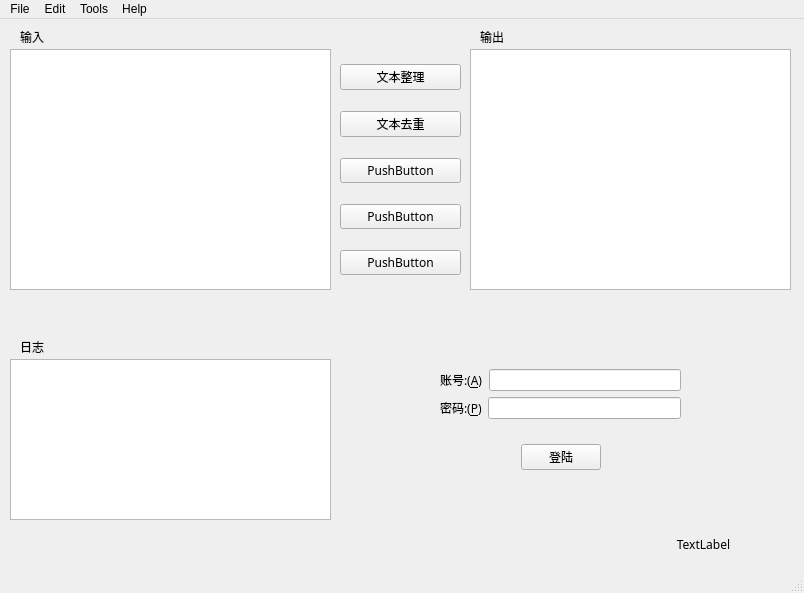
First picture: the form in ui/demo.ui, repository shihao-hub/files_library, before the edit.
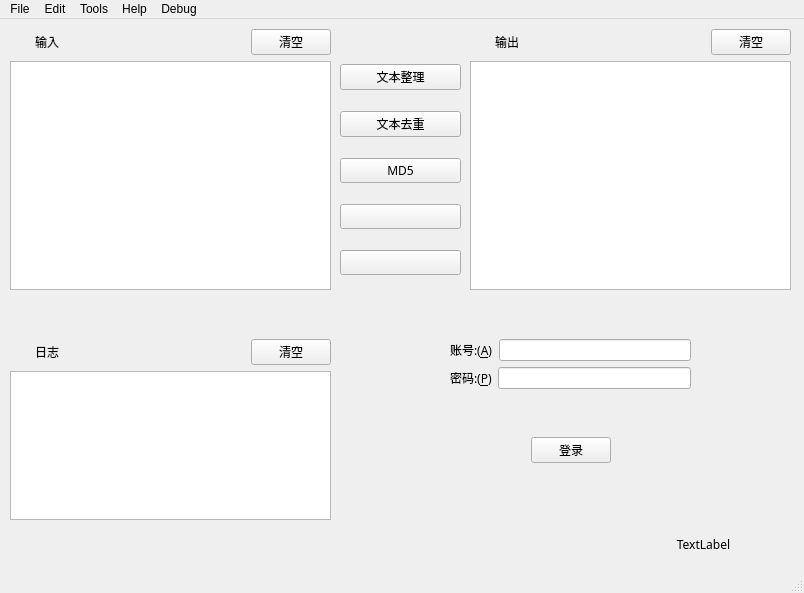
Second picture: the form after the edit.

The edit to the form file:
```diff
--- a/ui/demo.ui
+++ b/ui/demo.ui
@@ -59,7 +59,7 @@
         </font>
        </property>
        <property name="text">
-        <string>PushButton</string>
+        <string>MD5</string>
        </property>
       </widget>
      </item>
@@ -71,7 +71,7 @@
         </font>
        </property>
        <property name="text">
-        <string>PushButton</string>
+        <string/>
        </property>
       </widget>
      </item>
@@ -83,42 +83,12 @@
         </font>
        </property>
        <property name="text">
-        <string>PushButton</string>
+        <string/>
        </property>
       </widget>
      </item>
     </layout>
    </widget>
-   <widget class="QPlainTextEdit" name="plainTextEdit">
-    <property name="geometry">
-     <rect>
-      <x>10</x>
-      <y>30</y>
-      <width>321</width>
-      <height>241</height>
-     </rect>
-    </property>
-    <property name="font">
-     <font>
-      <family>微软雅黑</family>
-     </font>
-    </property>
-   </widget>
-   <widget class="QPlainTextEdit" name="plainTextEdit_2">
-    <property name="geometry">
-     <rect>
-      <x>470</x>
-      <y>30</y>
-      <width>321</width>
-      <height>241</height>
-     </rect>
-    </property>
-    <property name="font">
-     <font>
-      <family>微软雅黑</family>
-     </font>
-    </property>
-   </widget>
    <widget class="QWidget" name="horizontalLayoutWidget">
     <property name="geometry">
      <rect>
@@ -154,7 +124,7 @@
       </widget>
      </item>
      <item>
-      <widget class="QLabel" name="label_2">
+      <widget class="QLabel" name="current_time_label">
        <property name="font">
         <font>
          <family>微软雅黑</family>
@@ -174,97 +144,13 @@
      </item>
     </layout>
    </widget>
-   <widget class="QPlainTextEdit" name="plainTextEdit_3">
-    <property name="geometry">
-     <rect>
-      <x>10</x>
-      <y>340</y>
-      <width>321</width>
-      <height>161</height>
-     </rect>
-    </property>
-    <property name="font">
-     <font>
-      <family>微软雅黑</family>
-     </font>
-    </property>
-   </widget>
-   <widget class="QLabel" name="label_5">
-    <property name="geometry">
-     <rect>
-      <x>20</x>
-      <y>10</y>
-      <width>72</width>
-      <height>15</height>
-     </rect>
-    </property>
-    <property name="font">
-     <font>
-      <family>微软雅黑</family>
-      <pointsize>9</pointsize>
-      <weight>50</weight>
-      <bold>false</bold>
-     </font>
-    </property>
-    <property name="text">
-     <string>输入</string>
-    </property>
-    <property name="alignment">
-     <set>Qt::AlignLeading|Qt::AlignLeft|Qt::AlignVCenter</set>
-    </property>
-   </widget>
-   <widget class="QLabel" name="label_6">
-    <property name="geometry">
-     <rect>
-      <x>480</x>
-      <y>10</y>
-      <width>72</width>
-      <height>15</height>
-     </rect>
-    </property>
-    <property name="font">
-     <font>
-      <family>微软雅黑</family>
-     </font>
-    </property>
-    <property name="text">
-     <string>输出</string>
-    </property>
-    <property name="alignment">
-     <set>Qt::AlignLeading|Qt::AlignLeft|Qt::AlignVCenter</set>
-    </property>
-   </widget>
-   <widget class="QLabel" name="label_7">
-    <property name="geometry">
-     <rect>
-      <x>20</x>
-      <y>320</y>
-      <width>72</width>
-      <height>15</height>
-     </rect>
-    </property>
-    <property name="font">
-     <font>
-      <family>微软雅黑</family>
-      <pointsize>9</pointsize>
-      <weight>50</weight>
-      <bold>false</bold>
-     </font>
-    </property>
-    <property name="text">
-     <string>日志</string>
-    </property>
-    <property name="alignment">
-     <set>Qt::AlignLeading|Qt::AlignLeft|Qt::AlignVCenter</set>
-    </property>
-   </widget>
    <widget class="QWidget" name="verticalLayoutWidget_2">
     <property name="geometry">
      <rect>
-      <x>440</x>
-      <y>350</y>
+      <x>450</x>
+      <y>320</y>
       <width>241</width>
-      <height>121</height>
+      <height>167</height>
      </rect>
     </property>
     <layout class="QVBoxLayout" name="verticalLayout_4">
@@ -332,7 +218,7 @@
           </font>
          </property>
          <property name="text">
-          <string>登陆</string>
+          <string>登录</string>
          </property>
         </widget>
        </item>
@@ -347,15 +233,198 @@
      </item>
     </layout>
    </widget>
-   <zorder>plainTextEdit</zorder>
-   <zorder>plainTextEdit_2</zorder>
-   <zorder>verticalLayoutWidget</zorder>
-   <zorder>horizontalLayoutWidget</zorder>
-   <zorder>plainTextEdit_3</zorder>
-   <zorder>label_5</zorder>
-   <zorder>label_6</zorder>
-   <zorder>label_7</zorder>
-   <zorder>verticalLayoutWidget_2</zorder>
+   <widget class="QWidget" name="gridLayoutWidget">
+    <property name="geometry">
+     <rect>
+      <x>10</x>
+      <y>320</y>
+      <width>321</width>
+      <height>181</height>
+     </rect>
+    </property>
+    <layout class="QGridLayout" name="gridLayout">
+     <item row="0" column="3">
+      <widget class="QLabel" name="label_13">
+       <property name="text">
+        <string/>
+       </property>
+      </widget>
+     </item>
+     <item row="0" column="1">
+      <widget class="QLabel" name="log_label">
+       <property name="font">
+        <font>
+         <family>微软雅黑</family>
+        </font>
+       </property>
+       <property name="text">
+        <string>日志</string>
+       </property>
+       <property name="alignment">
+        <set>Qt::AlignCenter</set>
+       </property>
+      </widget>
+     </item>
+     <item row="0" column="4">
+      <widget class="QPushButton" name="log_clear_button">
+       <property name="font">
+        <font>
+         <family>微软雅黑</family>
+        </font>
+       </property>
+       <property name="text">
+        <string>清空</string>
+       </property>
+      </widget>
+     </item>
+     <item row="1" column="1" colspan="4">
+      <widget class="QPlainTextEdit" name="log_text_edit">
+       <property name="font">
+        <font>
+         <family>微软雅黑</family>
+        </font>
+       </property>
+      </widget>
+     </item>
+     <item row="0" column="2">
+      <widget class="QLabel" name="label_12">
+       <property name="text">
+        <string/>
+       </property>
+      </widget>
+     </item>
+    </layout>
+   </widget>
+   <widget class="QWidget" name="gridLayoutWidget_2">
+    <property name="geometry">
+     <rect>
+      <x>10</x>
+      <y>10</y>
+      <width>321</width>
+      <height>261</height>
+     </rect>
+    </property>
+    <layout class="QGridLayout" name="gridLayout_2">
+     <item row="0" column="0">
+      <widget class="QLabel" name="input_label">
+       <property name="font">
+        <font>
+         <family>微软雅黑</family>
+         <pointsize>9</pointsize>
+         <weight>50</weight>
+         <bold>false</bold>
+        </font>
+       </property>
+       <property name="text">
+        <string>输入</string>
+       </property>
+       <property name="alignment">
+        <set>Qt::AlignCenter</set>
+       </property>
+      </widget>
+     </item>
+     <item row="0" column="2">
+      <widget class="QLabel" name="label_7">
+       <property name="text">
+        <string/>
+       </property>
+      </widget>
+     </item>
+     <item row="0" column="1">
+      <widget class="QLabel" name="label_2">
+       <property name="text">
+        <string/>
+       </property>
+      </widget>
+     </item>
+     <item row="0" column="3">
+      <widget class="QPushButton" name="input_clear_button">
+       <property name="font">
+        <font>
+         <family>微软雅黑</family>
+        </font>
+       </property>
+       <property name="text">
+        <string>清空</string>
+       </property>
+      </widget>
+     </item>
+     <item row="1" column="0" colspan="4">
+      <widget class="QPlainTextEdit" name="input_text_edit">
+       <property name="font">
+        <font>
+         <family>微软雅黑</family>
+        </font>
+       </property>
+      </widget>
+     </item>
+    </layout>
+   </widget>
+   <widget class="QWidget" name="gridLayoutWidget_3">
+    <property name="geometry">
+     <rect>
+      <x>470</x>
+      <y>10</y>
+      <width>321</width>
+      <height>261</height>
+     </rect>
+    </property>
+    <layout class="QGridLayout" name="gridLayout_3">
+     <item row="0" column="1">
+      <widget class="QLabel" name="label_16">
+       <property name="text">
+        <string/>
+       </property>
+      </widget>
+     </item>
+     <item row="0" column="0">
+      <widget class="QLabel" name="output_label">
+       <property name="font">
+        <font>
+         <family>微软雅黑</family>
+         <pointsize>9</pointsize>
+         <weight>50</weight>
+         <bold>false</bold>
+        </font>
+       </property>
+       <property name="text">
+        <string>输出</string>
+       </property>
+       <property name="alignment">
+        <set>Qt::AlignCenter</set>
+       </property>
+      </widget>
+     </item>
+     <item row="0" column="3">
+      <widget class="QPushButton" name="output_clear_button">
+       <property name="font">
+        <font>
+         <family>微软雅黑</family>
+        </font>
+       </property>
+       <property name="text">
+        <string>清空</string>
+       </property>
+      </widget>
+     </item>
+     <item row="0" column="2">
+      <widget class="QLabel" name="label_15">
+       <property name="text">
+        <string/>
+       </property>
+      </widget>
+     </item>
+     <item row="1" column="0" colspan="4">
+      <widget class="QPlainTextEdit" name="output_text_edit">
+       <property name="font">
+        <font>
+         <family>微软雅黑</family>
+        </font>
+       </property>
+      </widget>
+     </item>
+    </layout>
+   </widget>
   </widget>
   <widget class="QMenuBar" name="menubar">
    <property name="geometry">
@@ -363,7 +432,7 @@
      <x>0</x>
      <y>0</y>
      <width>804</width>
-     <height>26</height>
+     <height>23</height>
     </rect>
    </property>
    <widget class="QMenu" name="menuEdit">
@@ -401,12 +470,19 @@
     <property name="title">
      <string>File</string>
     </property>
-    <addaction name="actionopen"/>
+    <addaction name="actionOpen"/>
+   </widget>
+   <widget class="QMenu" name="menuDebug">
+    <property name="title">
+     <string>Debug</string>
+    </property>
+    <addaction name="actionTest"/>
    </widget>
    <addaction name="menuFile"/>
    <addaction name="menuEdit"/>
    <addaction name="menuTools"/>
    <addaction name="menuHelp"/>
+   <addaction name="menuDebug"/>
   </widget>
   <widget class="QStatusBar" name="statusbar"/>
   <action name="actionText_Collation">
```
Left out of the diff: 13 changed lines with no effect on the pictures.
